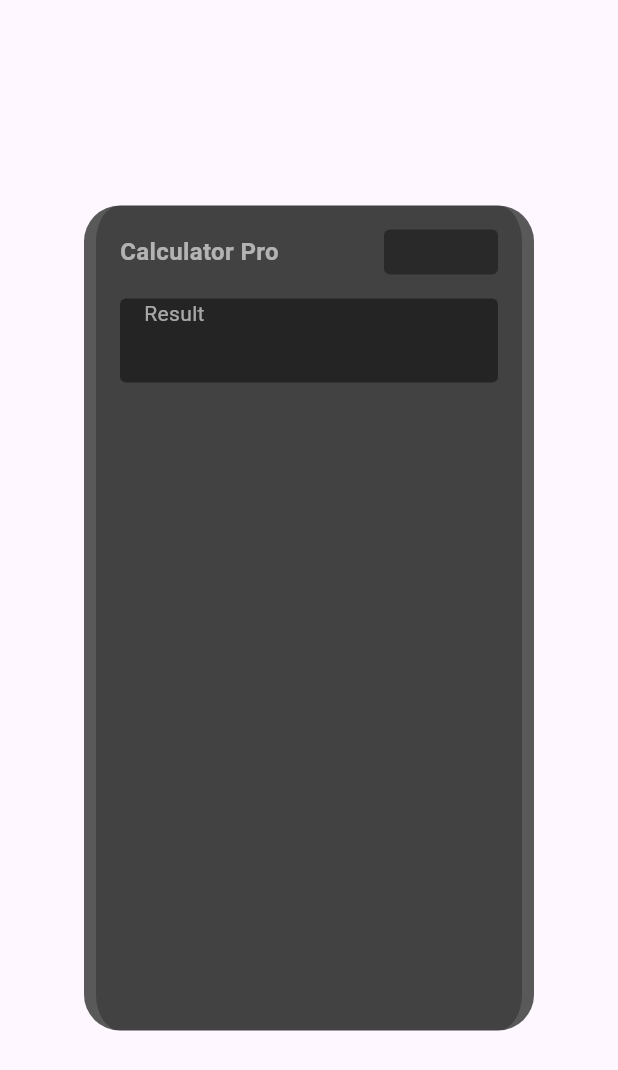
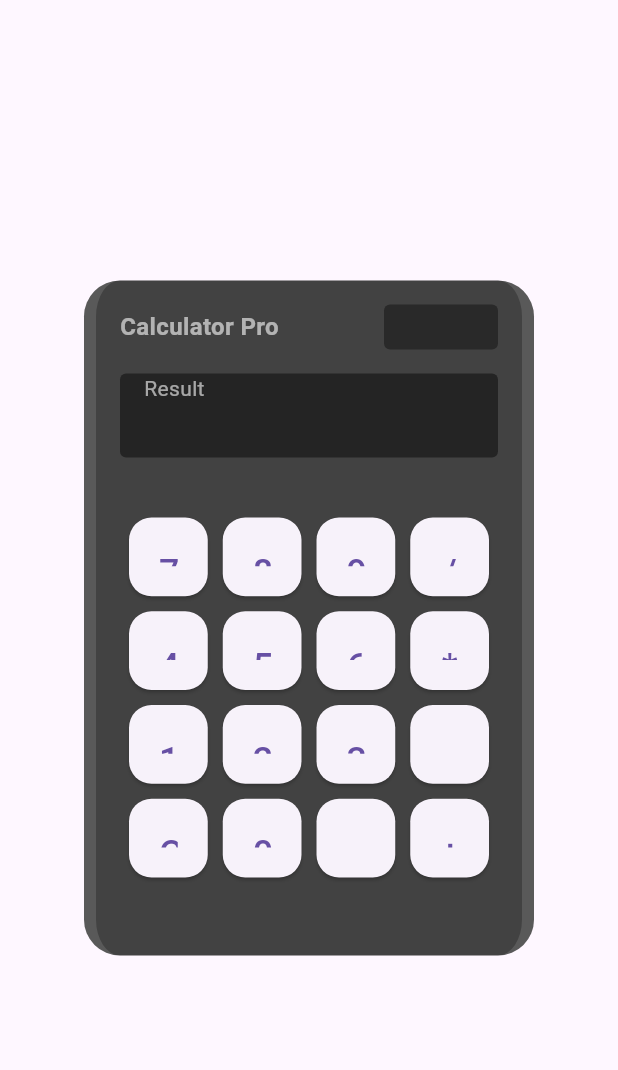
Before and after one commit to inogami-dev/CalCol, a Flutter app: the screen it shows after launch, on a phone screen of 412 x 824 dp. Shown: the top 1070 px of the screen. Run offline on Flutter 3.47's test engine with Material 3 defaults, Android fonts, the light colour scheme and no system bars.

Commit message:
fixed the buttons visibility issues.

```diff
--- a/lib/button.dart
+++ b/lib/button.dart
@@ -30,21 +30,11 @@ class _ButtonState extends State<Button> {
   @override
   Widget build(BuildContext context) {
     return
-      Column(
-        children: [
-          // Display
+    // Buttons
     Container(
-            width: double.infinity,
-            padding: const EdgeInsets.all(20),
-            alignment: Alignment.bottomRight,
-            child: const Text(
-              "0",
-              style: TextStyle(fontSize: 40, fontWeight: FontWeight.bold),
-            ),
-          ),
-
-          // Buttons
-          Expanded(
+      width: 260,
+      height: 300,
+      margin: EdgeInsets.symmetric(horizontal: 10),
       child: GridView.builder(
         padding: const EdgeInsets.all(10),
         itemCount: buttons.length,
@@ -64,16 +54,10 @@ class _ButtonState extends State<Button> {
               ),
               padding: const EdgeInsets.all(20),
             ),
-                  child: Text(
-                    buttons[index],
-                    style: const TextStyle(fontSize: 24),
-                  ),
+            child: Text(buttons[index], style: const TextStyle(fontSize: 24)),
           );
         },
       ),
-          ),
-        ],
     );
-
   }
 }
--- a/lib/calculator_body.dart
+++ b/lib/calculator_body.dart
@@ -14,7 +14,7 @@ class _CalculatorBodyState extends State<CalculatorBody> {
   Widget build(BuildContext context) {
     return Container(
       width: 300,
-      height: 550,
+      height: 450,
       alignment: Alignment.center,
       decoration: BoxDecoration(
         color: Colors.grey.shade800,
@@ -25,6 +25,8 @@ class _CalculatorBodyState extends State<CalculatorBody> {
         borderRadius: BorderRadius.circular(24),
       ),
       child: Column(
+        mainAxisAlignment: MainAxisAlignment.start,
+        crossAxisAlignment: CrossAxisAlignment.center,
         children: [
           SizedBox(height: 16),
           Container(
@@ -57,6 +59,8 @@ class _CalculatorBodyState extends State<CalculatorBody> {
           OutputScreen(
             child: Text("Result", style: TextStyle(color: Colors.white60)),
           ),
+          SizedBox(height: 30),
+          Button(),
         ],
       ),
     );
```
Also changed, not shown: pubspec.lock. Lines whose indentation alone changed are shown as unchanged.
